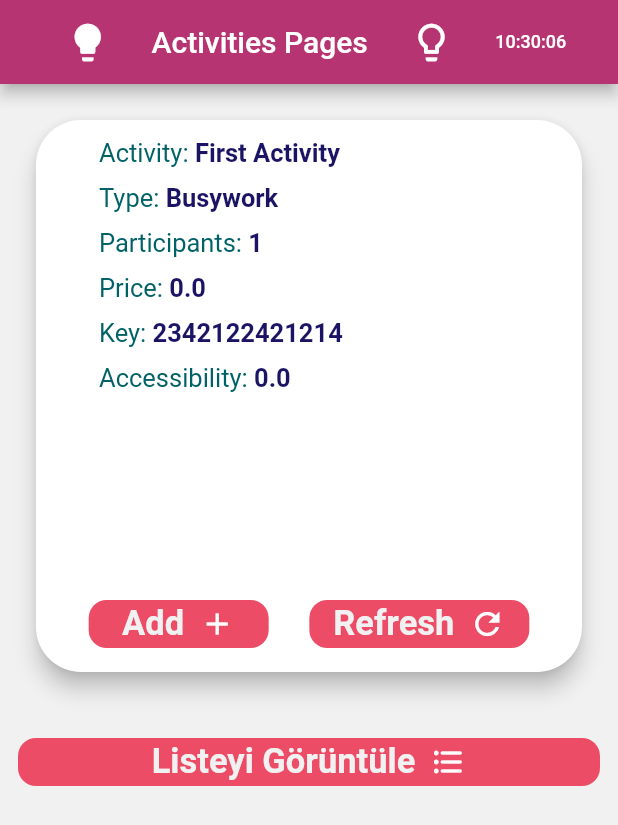
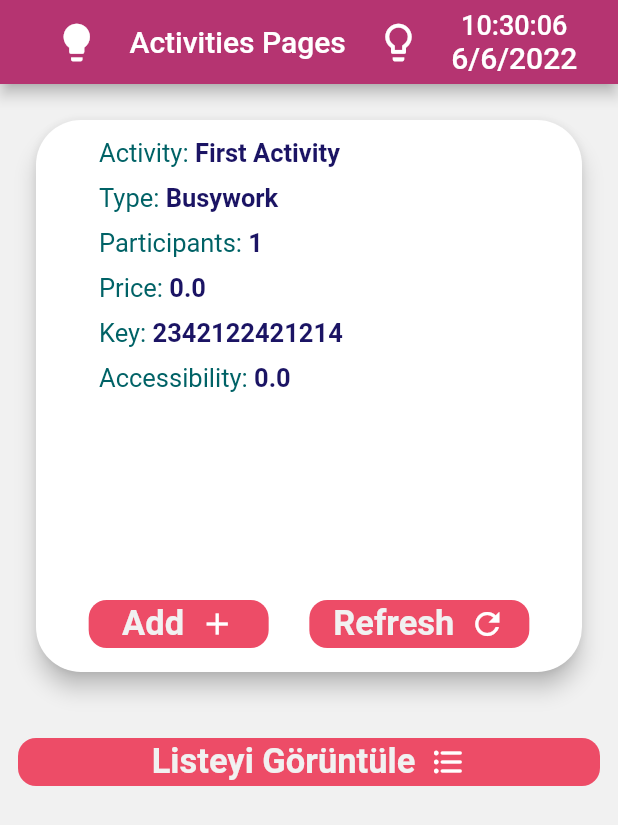
Before and after one commit to aliakar91/activities, a Flutter app: the screen it shows after launch, on a phone screen of 412 x 824 dp. Shown: the top 825 px of the screen. Run offline on Flutter 3.47's test engine with Material 2 defaults, Android fonts, the phone set to English and light mode, and no system bars; our stand-ins replace anim_search_bar, flutter_screenutil, get, get_storage; network calls fail; Roboto replaces fonts that are missing (background).

```diff
--- a/lib/modules/home/views/home_view.dart
+++ b/lib/modules/home/views/home_view.dart
@@ -14,7 +14,6 @@ import 'widgets/card_home_widget.dart';
 
 class HomeScreen extends StatelessWidget {
   final HomeController homeController = Get.put(HomeController());
-
 
   @override
   Widget build(BuildContext context) {
@@ -44,8 +43,24 @@ class HomeScreen extends StatelessWidget {
                 Get.changeTheme(ThemeData.dark());
               },
             ),
-            Obx(
-              () => Text(DateFormat('hh:mm:ss').format(homeController.time.value), style: TextStyle(fontSize: 12)),
+            Column(
+              children: [
+                Obx(
+                  () => Text(
+                    DateFormat('hh:mm:ss').format(homeController.time.value),
+                    style: TextStyle(
+                      fontSize: 18,
+                    ),
+                  ),
+                ),
+                Text(
+                  '${homeController.time.value.day.toString()}' +
+                      '/' +
+                      '${homeController.time.value.month.toString()}' +
+                      '/' +
+                      '${homeController.time.value.year.toString()}',
+                ),
+              ],
             ),
           ],
         ),
--- a/pubspec.yaml
+++ b/pubspec.yaml
@@ -23,6 +23,7 @@ dependencies:
   cupertino_icons: ^1.0.2
   anim_search_bar: ^2.0.2
   intl: ^0.17.0
+  image_picker: ^0.8.5+3
 
 
 dev_dependencies:
```
Also changed, not shown: lib/modules/activities/activities_controller.dart (+7 -0 lines), lib/modules/activities/views/activities_view.dart (+67 -17 lines), pubspec.lock.
